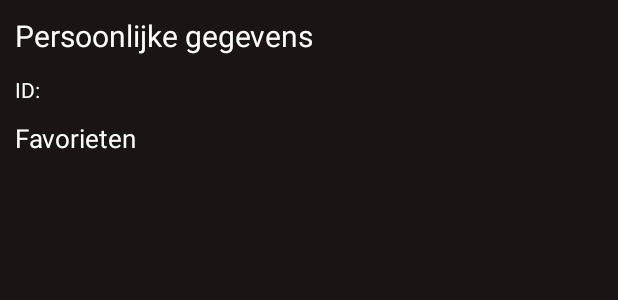
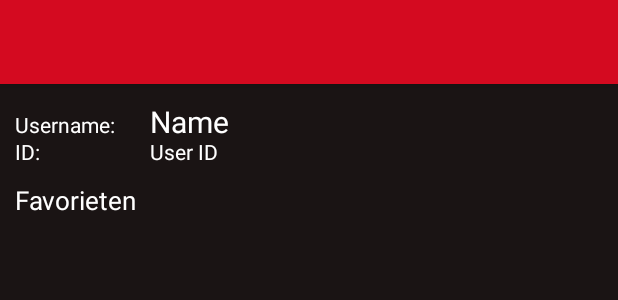
Before and after one commit to baszwanenburg/baszwanenburg-pset6, an Android app: the layout activity_user_screen.xml on its own in the app's theme, with its tools: preview values and no code run, on a phone screen of 412 x 824 dp. Shown: the top 300 px of the screen. Run offline under Robolectric (Android 15) with nearby library versions, the phone set to English and light mode, and no system bars; network calls fail.

```diff
--- /dev/null
+++ b/baszwanenburg-pset5/build.gradle
@@ -0,0 +1 @@
+// Top-level build file where you can add configuration options common to all sub-projects/modules.
--- a/pset6/app/build.gradle
+++ b/pset6/app/build.gradle
@@ -4,7 +4,7 @@ android {
     compileSdkVersion 26
     defaultConfig {
         applicationId "com.example.bas.pset6"
-        minSdkVersion 24
+        minSdkVersion 25
         targetSdkVersion 26
         versionCode 1
         versionName "1.0"
--- a/pset6/app/src/main/java/com/example/bas/pset6/UserClass.java
+++ b/pset6/app/src/main/java/com/example/bas/pset6/UserClass.java
@@ -1,11 +1,12 @@
 package com.example.bas.pset6;
 
+import java.io.Serializable;
 import java.util.HashMap;
 
 /**
  * Contains the user information
  */
-public class UserClass {
+public class UserClass implements Serializable {
     public String id;
     public String username;
     public HashMap favorites;
--- a/pset6/app/src/main/res/layout/activity_user_screen.xml
+++ b/pset6/app/src/main/res/layout/activity_user_screen.xml
@@ -2,23 +2,50 @@
 <LinearLayout xmlns:android="http://schemas.android.com/apk/res/android"
     android:layout_width="match_parent"
     android:layout_height="match_parent"
+    xmlns:app="http://schemas.android.com/apk/res-auto"
     android:orientation="vertical"
     android:background="@color/colorDarkMode">
 
-    <TextView
-        android:id="@+id/nameView"
+    <android.support.design.widget.AppBarLayout
+        android:id="@+id/appbar"
         android:layout_width="match_parent"
-        android:layout_height="50dp"
-        android:padding="10dp"
-        android:text="Persoonlijke gegevens"
-        android:textSize="20sp"/>
+        android:layout_height="wrap_content"
+        android:theme="@style/ThemeOverlay.AppCompat.Dark.ActionBar">
+
+        <android.support.v7.widget.Toolbar
+            android:id="@+id/toolbar"
+            android:layout_width="match_parent"
+            android:layout_height="?attr/actionBarSize"
+            android:background="?attr/colorPrimary"
+            app:layout_scrollFlags="scroll|enterAlways"
+            app:popupTheme="@style/ThemeOverlay.AppCompat.Light" />
+    </android.support.design.widget.AppBarLayout>
+
+    <LinearLayout
+        android:layout_width="match_parent"
+        android:layout_height="35dp"
+        android:orientation="horizontal">
+        <TextView
+            android:layout_width="100dp"
+            android:layout_height="wrap_content"
+            android:paddingLeft="10dp"
+            android:text="Username:" />
+
+        <TextView
+            android:id="@+id/nameView"
+            android:layout_width="match_parent"
+            android:layout_height="50dp"
+            android:text="Name"
+            android:gravity="center|left"
+            android:textSize="20sp"/>
+    </LinearLayout>
 
     <LinearLayout
         android:layout_width="match_parent"
         android:layout_height="20dp"
         android:orientation="horizontal">
         <TextView
-            android:layout_width="120dp"
+            android:layout_width="100dp"
             android:layout_height="wrap_content"
             android:paddingLeft="10dp"
             android:text="ID:" />
@@ -26,7 +53,8 @@
         <TextView
             android:id="@+id/idView"
             android:layout_width="match_parent"
-            android:layout_height="wrap_content"/>
+            android:layout_height="wrap_content"
+            android:text="User ID"/>
     </LinearLayout>
 
     <TextView
```
Also changed, not shown: pset6/app/src/main/java/com/example/bas/pset6/CurrentUserFragment.java (renamed from pset6/app/src/main/java/com/example/bas/pset6/CurrentUser.java, +12 -18 lines), pset6/app/src/main/java/com/example/bas/pset6/FragmentActivity.java (+6 -7 lines), pset6/app/src/main/java/com/example/bas/pset6/LoginScreen.java (+15 -2 lines), pset6/app/src/main/java/com/example/bas/pset6/MyAdapter.java (+19 -45 lines), pset6/app/src/main/java/com/example/bas/pset6/MyDatabaseFragment.java (renamed from pset6/app/src/main/java/com/example/bas/pset6/MyDatabase.java, +8 -19 lines), pset6/app/src/main/java/com/example/bas/pset6/RegisterScreen.java (+11 -0 lines), pset6/app/src/main/java/com/example/bas/pset6/UserDatabaseFragment.java (renamed from pset6/app/src/main/java/com/example/bas/pset6/UserDatabase.java, +7 -14 lines), pset6/app/src/main/java/com/example/bas/pset6/UserScreen.java (+53 -22 lines), pset6/app/src/main/res/drawable/home_icon.xml (added, +9 -0 lines), pset6/app/src/main/res/menu/main.xml (added, +12 -0 lines), baszwanenburg-pset5/gradle/wrapper/gradle-wrapper.properties (added), 5 other files.
